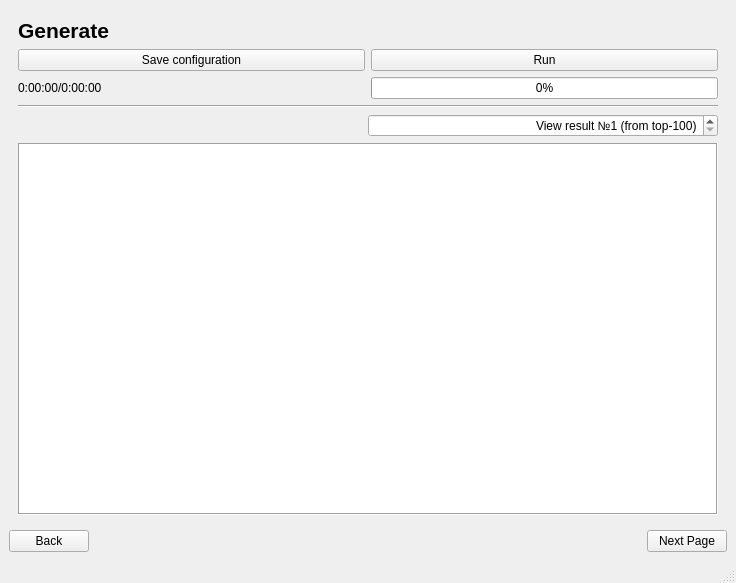
Qt form mainwindow.ui (Firyst/GeneticTimetables) before a commit.
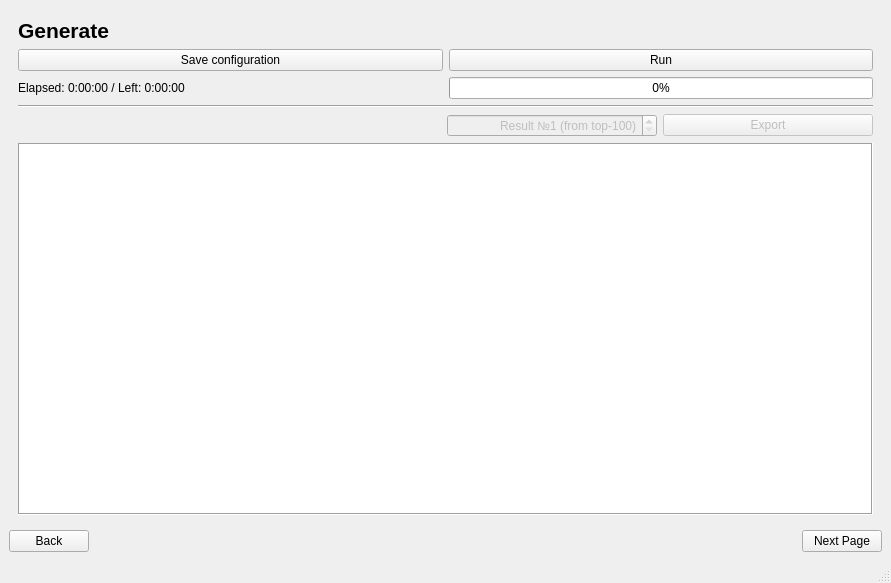
The same form after that commit. The open tabs and pages were chosen to show the change.

Commit message: Update UI + memory leak fix

```diff
--- a/mainwindow.ui
+++ b/mainwindow.ui
@@ -6,7 +6,7 @@
    <rect>
     <x>0</x>
     <y>0</y>
-    <width>736</width>
+    <width>891</width>
     <height>583</height>
    </rect>
   </property>
@@ -219,7 +219,7 @@
             <item>
              <widget class="QLabel" name="labelTime">
               <property name="text">
-               <string>0:00:00/0:00:00</string>
+               <string>Elapsed: 0:00:00 / Left: 0:00:00</string>
               </property>
              </widget>
             </item>
@@ -249,10 +249,16 @@
            </widget>
           </item>
           <item>
-           <layout class="QHBoxLayout" name="horizontalLayout_4" stretch="1,1">
+           <layout class="QHBoxLayout" name="horizontalLayout_4" stretch="2,1,1">
             <property name="spacing">
              <number>6</number>
             </property>
+            <property name="leftMargin">
+             <number>9</number>
+            </property>
+            <property name="rightMargin">
+             <number>0</number>
+            </property>
             <item>
              <spacer name="horizontalSpacer_4">
               <property name="orientation">
@@ -268,6 +274,9 @@
             </item>
             <item>
              <widget class="QSpinBox" name="resultSelector">
+              <property name="enabled">
+               <bool>false</bool>
+              </property>
               <property name="alignment">
                <set>Qt::AlignRight|Qt::AlignTrailing|Qt::AlignVCenter</set>
               </property>
@@ -281,7 +290,7 @@
                <string> (from top-100)</string>
               </property>
               <property name="prefix">
-               <string>View result №</string>
+               <string>Result №</string>
               </property>
               <property name="minimum">
                <number>1</number>
@@ -291,6 +300,16 @@
               </property>
              </widget>
             </item>
+            <item>
+             <widget class="QPushButton" name="exportButton">
+              <property name="enabled">
+               <bool>false</bool>
+              </property>
+              <property name="text">
+               <string>Export</string>
+              </property>
+             </widget>
+            </item>
            </layout>
           </item>
           <item>
```
Left out of the diff: 8 changed lines with no effect on the pictures. The commit also changes 5 other files.
